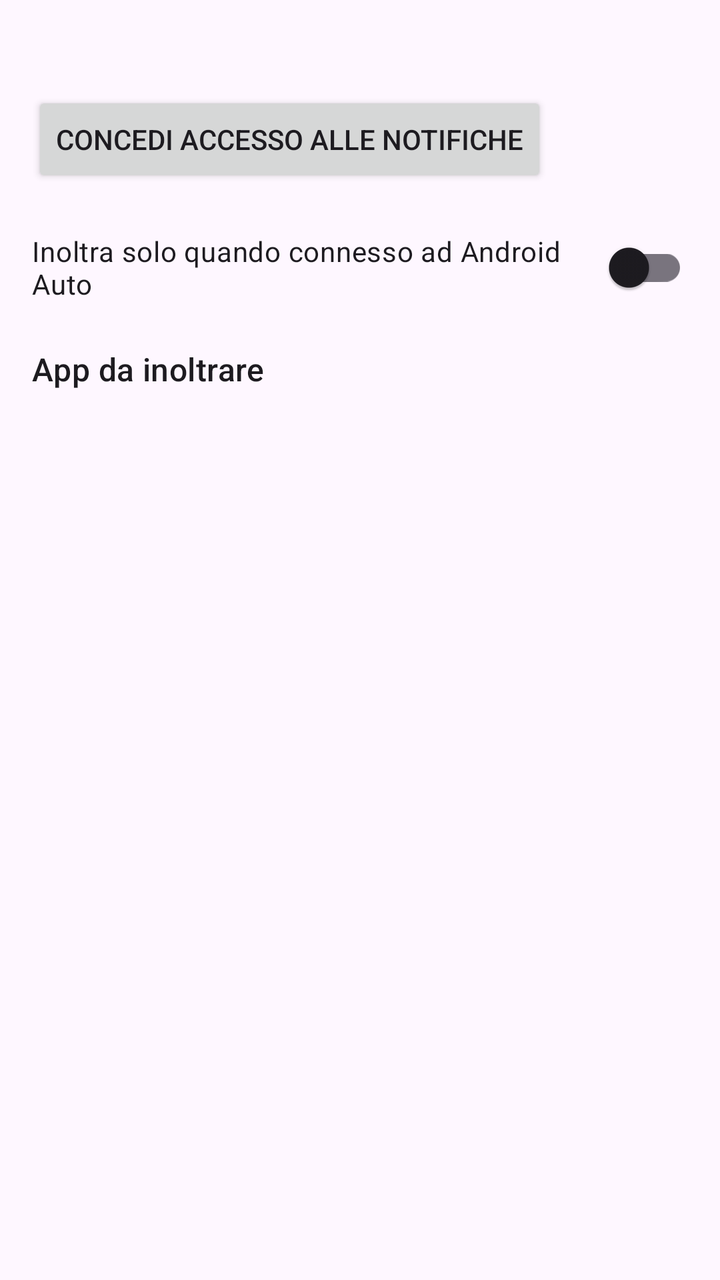
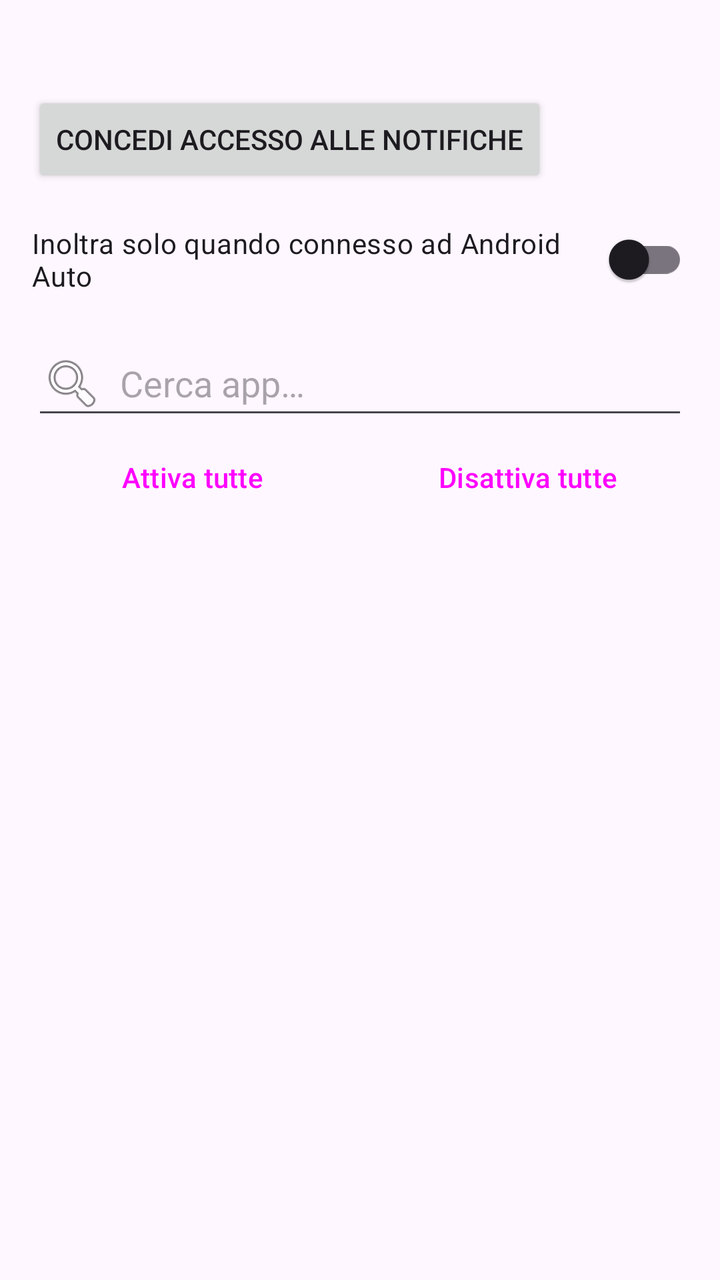

An Android layout rendered at two revisions. The XML below is the earlier revision; the diff shows what the commit changed to produce the second picture.
<!-- AndroidManifest.xml: application theme Theme.NotifyAuto -->
<!-- res/layout/activity_main.xml -->
<?xml version="1.0" encoding="utf-8"?>
<LinearLayout xmlns:android="http://schemas.android.com/apk/res/android"
    android:layout_width="match_parent"
    android:layout_height="match_parent"
    android:orientation="vertical"
    android:padding="16dp">

    <TextView
        android:id="@+id/status_text"
        android:layout_width="match_parent"
        android:layout_height="wrap_content"
        android:textAppearance="?attr/textAppearanceBodyLarge" />

    <Button
        android:id="@+id/grant_button"
        android:layout_width="wrap_content"
        android:layout_height="wrap_content"
        android:layout_marginTop="8dp"
        android:text="@string/grant_access" />

    <androidx.appcompat.widget.SwitchCompat
        android:id="@+id/only_car_switch"
        android:layout_width="match_parent"
        android:layout_height="wrap_content"
        android:layout_marginTop="16dp"
        android:text="@string/only_when_connected" />

    <TextView
        android:layout_width="match_parent"
        android:layout_height="wrap_content"
        android:layout_marginTop="16dp"
        android:text="@string/apps_header"
        android:textAppearance="?attr/textAppearanceTitleMedium" />

    <androidx.recyclerview.widget.RecyclerView
        android:id="@+id/app_list"
        android:layout_width="match_parent"
        android:layout_height="0dp"
        android:layout_weight="1"
        android:layout_marginTop="8dp" />
</LinearLayout>
<!-- resources referenced by this layout -->
<resources>
  <string name="apps_header">App da inoltrare</string>
  <string name="grant_access">Concedi accesso alle notifiche</string>
  <string name="only_when_connected">Inoltra solo quando connesso ad Android Auto</string>
  <style name="Theme.NotifyAuto" parent="Theme.Material3.DayNight" />
</resources>

<!-- the commit's change to res/layout/activity_main.xml (unified diff, before → after) -->
@@ -22,20 +22,48 @@
         android:id="@+id/only_car_switch"
         android:layout_width="match_parent"
         android:layout_height="wrap_content"
-        android:layout_marginTop="16dp"
+        android:layout_marginTop="12dp"
         android:text="@string/only_when_connected" />
 
-    <TextView
+    <EditText
+        android:id="@+id/search_input"
         android:layout_width="match_parent"
         android:layout_height="wrap_content"
-        android:layout_marginTop="16dp"
-        android:text="@string/apps_header"
-        android:textAppearance="?attr/textAppearanceTitleMedium" />
+        android:layout_marginTop="12dp"
+        android:hint="@string/search_hint"
+        android:inputType="text"
+        android:maxLines="1"
+        android:drawableStart="@android:drawable/ic_menu_search"
+        android:drawablePadding="8dp"
+        android:importantForAutofill="no" />
+
+    <LinearLayout
+        android:layout_width="match_parent"
+        android:layout_height="wrap_content"
+        android:orientation="horizontal">
+
+        <Button
+            android:id="@+id/select_all_button"
+            style="?attr/materialButtonOutlinedStyle"
+            android:layout_width="0dp"
+            android:layout_height="wrap_content"
+            android:layout_weight="1"
+            android:layout_marginEnd="4dp"
+            android:text="@string/select_all" />
+
+        <Button
+            android:id="@+id/deselect_all_button"
+            style="?attr/materialButtonOutlinedStyle"
+            android:layout_width="0dp"
+            android:layout_height="wrap_content"
+            android:layout_weight="1"
+            android:layout_marginStart="4dp"
+            android:text="@string/deselect_all" />
+    </LinearLayout>
 
     <androidx.recyclerview.widget.RecyclerView
         android:id="@+id/app_list"
         android:layout_width="match_parent"
         android:layout_height="0dp"
-        android:layout_weight="1"
-        android:layout_marginTop="8dp" />
+        android:layout_weight="1" />
 </LinearLayout>
<!-- resource entries referenced after the edit -->
@@ -1,8 +1,10 @@
 <!-- resources referenced by this layout -->
 <resources>
-  <string name="apps_header">App da inoltrare</string>
+  <string name="deselect_all">Disattiva tutte</string>
   <string name="grant_access">Concedi accesso alle notifiche</string>
   <string name="only_when_connected">Inoltra solo quando connesso ad Android Auto</string>
+  <string name="search_hint">Cerca app…</string>
+  <string name="select_all">Attiva tutte</string>
   <style name="Theme.NotifyAuto" parent="Theme.Material3.DayNight" />
 </resources>
 
